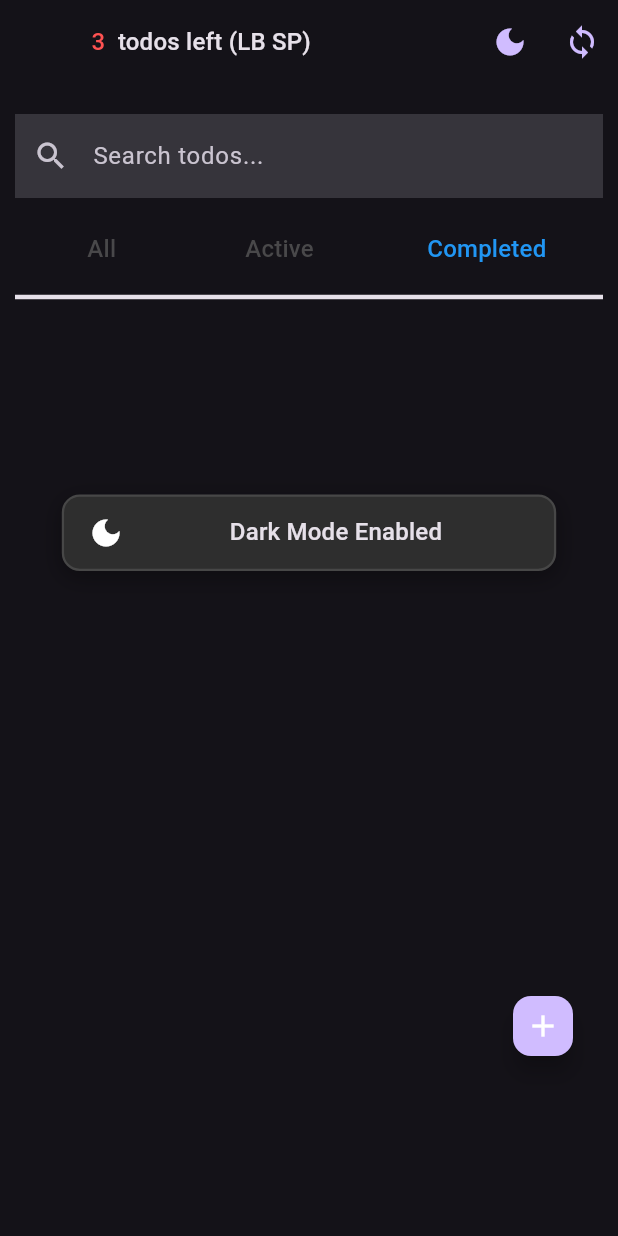
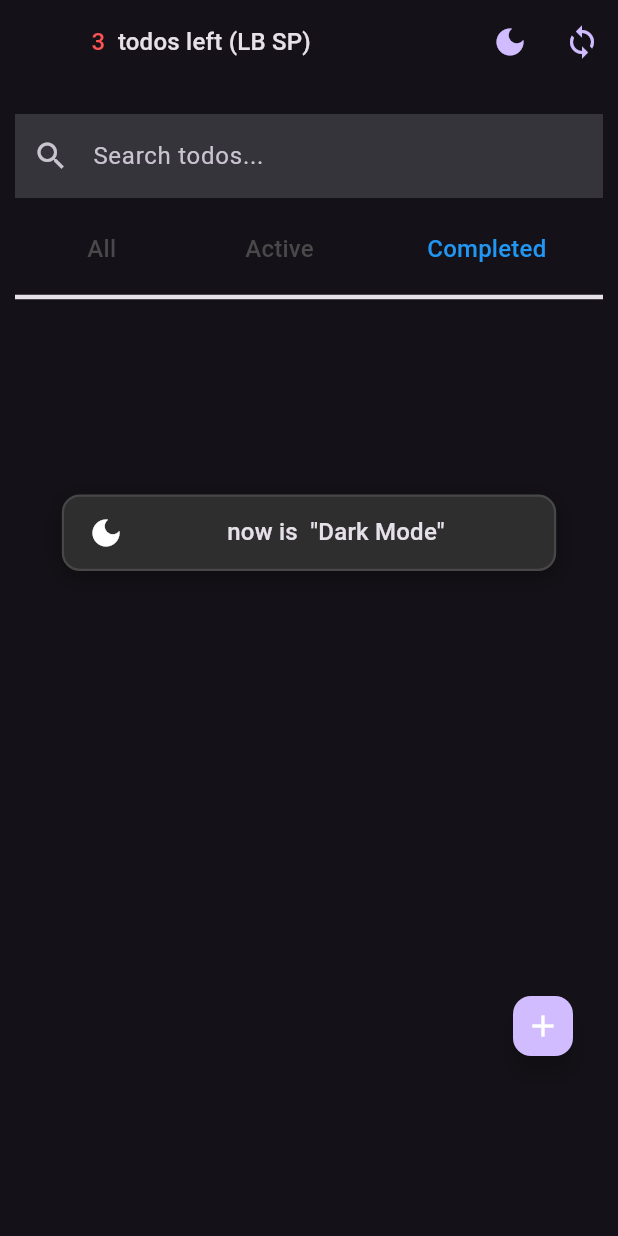
Before and after one commit to RamanGodun/ToDo-PLAYGROUNG-on-CUBIT-SM-approaches-, a Flutter app: the screen it shows after launch, after a tap on "Completed", after a tap on the "light mode" icon, on a phone screen of 412 x 824 dp. Run offline on Flutter 3.47's test engine with Material 3 defaults, Android fonts, the phone set to English and light mode, and no system bars; our stand-ins replace equatable, flutter_bloc, flutter_hooks, flutter_slidable, google_fonts, hydrated_bloc.

```diff
--- a/lib/domain/app_constants/app_strings.dart
+++ b/lib/domain/app_constants/app_strings.dart
@@ -24,15 +24,16 @@ abstract class AppStrings {
   // ────────────────────────────────────────────────────────────────────
   // 🌗 **Theme Mode Messages**
   // ────────────────────────────────────────────────────────────────────
-  static const String lightModeEnabled = 'Light Mode Enabled';
-  static const String darkModeEnabled = 'Dark Mode Enabled';
+  static const String lightModeEnabled = 'now is  "Light Mode"';
+  static const String darkModeEnabled = 'now is  "Dark Mode"';
 
   // ────────────────────────────────────────────────────────────────────
   // 🔄 **State Propagation Messages**
   // ────────────────────────────────────────────────────────────────────
-  static const String statePropagationLSS = 'State Propagation: Listener-Based';
+  static const String statePropagationLSS =
+      'State Propagation:             "Listener-Based"';
   static const String statePropagationSSS =
-      'State Propagation: Stream Subscription';
+      'State Propagation:              "Stream Subscription"';
 
   // ────────────────────────────────────────────────────────────────────
   // 🔍 **Search Bar**
--- a/lib/main.dart
+++ b/lib/main.dart
@@ -13,80 +13,103 @@ import 'domain/utils_and_services/cubits_export.dart';
 import 'domain/utils_and_services/show_dialog.dart';
 import 'ui/pages/home_page.dart';
 
+/// 🚀 **[main] - Application entry point.**
+/// - Initializes **HydratedBloc** for state persistence.
+/// - Sets up **BlocObserver** for global state monitoring.
+/// - Runs the app wrapped with **StateManagementProvider**.
+
 void main() async {
   WidgetsFlutterBinding.ensureInitialized();
-  Bloc.observer = AppBlocObserver();
-  // Bloc.observer =
-  // GlobalLoaderMiddleware(globalLoaderCubit: GlobalLoaderCubit());
+
+  /// 🌐 **Global Loader Cubit** - Manages loading state across the app.
+  final globalLoaderCubit = GlobalLoaderCubit();
+  // 🛠️ **Set up a global BLoC observer**
+  Bloc.observer = AppBlocObserver(globalLoaderCubit: globalLoaderCubit);
+
+  /// 💾 **Initialize Hydrated Storage** (State Persistence)
   HydratedBloc.storage = await HydratedStorage.build(
     storageDirectory: kIsWeb
         ? HydratedStorageDirectory.web
-        : HydratedStorageDirectory((await getTemporaryDirectory()).path),
+        : HydratedStorageDirectory(
+            (await getApplicationDocumentsDirectory()).path),
   );
-  // HydratedBloc.storage.clear(); // ? only in test mode (delete persistence data)
 
-  runApp(const StateManagementProvider());
+  /// 🏁 **Launch the app**
+  runApp(StateManagementProvider(globalLoaderCubit: globalLoaderCubit));
 }
 
+/// 📦 **[StateManagementProvider] - Provides all BLoC dependencies**
+/// - Registers **GlobalLoaderCubit, AppSettingsCubit, Todo Cubits**.
+/// - Manages **Listener-based & Stream Subscription-based** state shapes.
 class StateManagementProvider extends StatelessWidget {
-  const StateManagementProvider({super.key});
+  final GlobalLoaderCubit globalLoaderCubit;
+
+  const StateManagementProvider({super.key, required this.globalLoaderCubit});
 
   @override
   Widget build(BuildContext context) {
     return MultiBlocProvider(
       providers: [
-        BlocProvider<AppSettingsCubit>(create: (context) => AppSettingsCubit()),
+        /// 🔄 **Global Loader Provider** (Used for async operations)
+        BlocProvider(create: (_) => globalLoaderCubit),
 
-        BlocProvider<TodoListCubit>(create: (context) => TodoListCubit()),
-        BlocProvider<TodoFilterCubit>(create: (context) => TodoFilterCubit()),
-        BlocProvider<TodoSearchCubit>(create: (context) => TodoSearchCubit()),
+        /// 🎨 **App Settings Provider** (Manages Theme & State Shape)
+        BlocProvider(create: (_) => AppSettingsCubit()),
 
-        /// 🟧 Providers for "Listeners" state-shape
-        BlocProvider<ActiveTodoCountCubitWithUsingListenerStateShape>(
+        /// ✅ **Core Business Logic Providers**
+        BlocProvider(create: (_) => TodoListCubit()),
+        BlocProvider(create: (_) => TodoFilterCubit()),
+        BlocProvider(create: (_) => TodoSearchCubit()),
+
+        /// 🟧 **Providers for Listener-based State Shape**
+        BlocProvider(
             create: (context) =>
                 ActiveTodoCountCubitWithUsingListenerStateShape(
                     todoListCubit: context.read<TodoListCubit>())),
-        BlocProvider<FilteredTodosCubitWithListenerStateShape>(
+        BlocProvider(
             create: (context) => FilteredTodosCubitWithListenerStateShape(
                 initialTodos: context.read<TodoListCubit>().state.todos)),
 
-        /// 🟦 Providers for "Stream Subscription" state-shape
-        BlocProvider<ActiveTodoCountCubitWithUsingStreamSubscriptionStateShape>(
+        /// 🟦 **Providers for Stream Subscription-based State Shape**
+        BlocProvider(
             create: (context) =>
                 ActiveTodoCountCubitWithUsingStreamSubscriptionStateShape(
                     todoListCubit: context.read<TodoListCubit>())),
-        BlocProvider<FilteredTodosCubitWithStreamSubscriptionStateShape>(
+        BlocProvider(
             create: (context) =>
                 FilteredTodosCubitWithStreamSubscriptionStateShape(
                     initialTodos: context.read<TodoListCubit>().state.todos,
-                    todoFilterCubit: BlocProvider.of<TodoFilterCubit>(context),
-                    todoSearchCubit: BlocProvider.of<TodoSearchCubit>(context),
-                    todoListCubit: BlocProvider.of<TodoListCubit>(context))),
+                    todoFilterCubit: context.read<TodoFilterCubit>(),
+                    todoSearchCubit: context.read<TodoSearchCubit>(),
+                    todoListCubit: context.read<TodoListCubit>()))
       ],
-      child: const GlobalLoaderProvider(),
+      child: GlobalLoaderProvider(globalLoaderCubit: globalLoaderCubit),
     );
   }
 }
 
-/// 🎯 [GlobalLoaderProvider] wraps the app with a global loading state management
+/// ⏳ **[GlobalLoaderProvider] - Wraps the app with global loading management**
+/// - Uses **BlocListener** to listen for global loading state changes.
+/// - Displays **Loading Dialog** when loading is active.
 class GlobalLoaderProvider extends StatelessWidget {
-  const GlobalLoaderProvider({super.key});
+  final GlobalLoaderCubit globalLoaderCubit;
+
+  const GlobalLoaderProvider({super.key, required this.globalLoaderCubit});
 
   @override
   Widget build(BuildContext context) {
-    return BlocProvider<GlobalLoaderCubit>(
-      create: (_) => GlobalLoaderCubit(),
-      child: BlocListener<GlobalLoaderCubit, bool>(
-        listener: (context, isLoading) => isLoading
-            ? DialogService.showLoadingDialog(context)
-            : DialogService.closeDialog(context),
-        child: const AppView(),
-      ),
+    return BlocListener<GlobalLoaderCubit, bool>(
+      bloc: globalLoaderCubit,
+      listener: (context, isLoading) => isLoading
+          ? DialogService.showLoadingDialog(context)
+          : DialogService.closeDialog(context),
+      child: const AppView(),
     );
   }
 }
 
-/// 📱 [AppView] builds the main MaterialApp and listens for theme changes
+/// 🎨 **[AppView] - Builds the main MaterialApp**
+/// - Listens for theme changes via **AppSettingsCubit**.
 class AppView extends StatelessWidget {
   const AppView({super.key});
 
```
Also changed, not shown: lib/domain/config/loader/loader_middleware.dart (+36 -36 lines), lib/domain/config/observer/app_bloc_observer.dart (+34 -4 lines).
